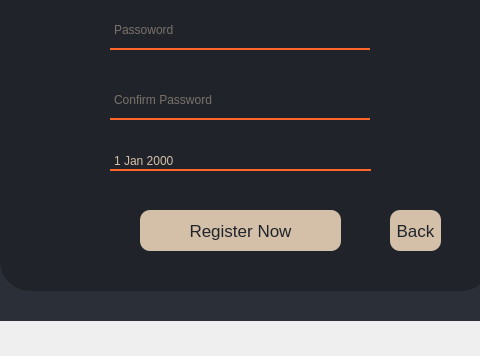
Before: the Qt Designer form GUI/ui_files/register_page.ui in Dziomek/kasta-virtual-assistant, drawn with Qt 5; both pictures show x 230 to 710 and y 450 to 806 of the 965 by 806 pixel window.
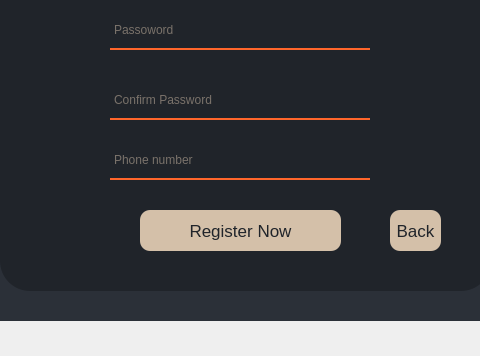
After: the same form once the commit is applied.

```diff
--- a/GUI/ui_files/register_page.ui
+++ b/GUI/ui_files/register_page.ui
@@ -254,23 +254,6 @@
      <string>Confirm Password</string>
     </property>
    </widget>
-   <widget class="QDateEdit" name="dateEdit">
-    <property name="geometry">
-     <rect>
-      <x>280</x>
-      <y>580</y>
-      <width>261</width>
-      <height>21</height>
-     </rect>
-    </property>
-    <property name="styleSheet">
-     <string notr="true">background-color: rgba(0,0,0,0);
-border: 2px solid rgba(0,0,0,0);
-border-bottom-color: #ff662b;
-color: rgb(212, 192, 169);
-paddinf-bottom: 7px;</string>
-    </property>
-   </widget>
    <widget class="QLabel" name="errorLabel">
     <property name="geometry">
      <rect>
@@ -327,6 +310,35 @@
      <string>Back</string>
     </property>
    </widget>
+   <widget class="QLineEdit" name="phoneLabel">
+    <property name="geometry">
+     <rect>
+      <x>280</x>
+      <y>570</y>
+      <width>260</width>
+      <height>40</height>
+     </rect>
+    </property>
+    <property name="font">
+     <font>
+      <family>Segoe UI</family>
+      <pointsize>9</pointsize>
+     </font>
+    </property>
+    <property name="styleSheet">
+     <string notr="true">background-color: rgba(0,0,0,0);
+border: 2px solid rgba(0,0,0,0);
+border-bottom-color: #ff662b;
+color: rgb(212, 192, 169);
+paddinf-bottom: 7px;</string>
+    </property>
+    <property name="echoMode">
+     <enum>QLineEdit::Normal</enum>
+    </property>
+    <property name="placeholderText">
+     <string>Phone number</string>
+    </property>
+   </widget>
   </widget>
  </widget>
  <resources/>
```
